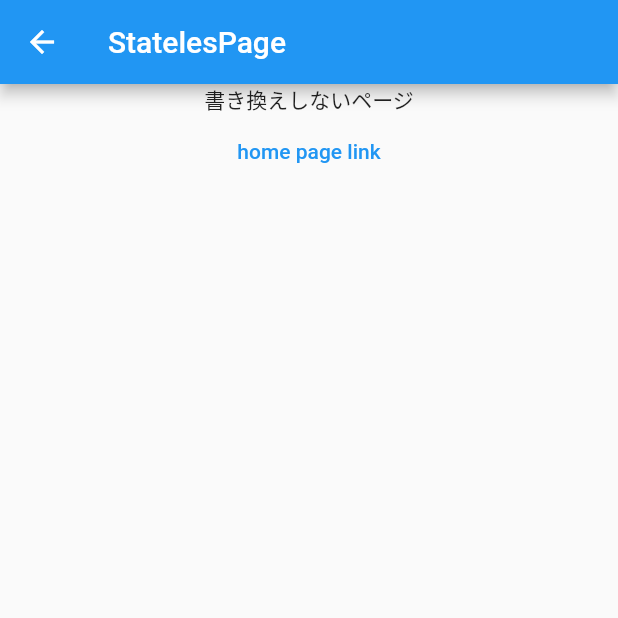
After one commit to duck-falcon/flutter, a Flutter app: the screen it shows after launch, after a tap on "stateless page link", on a phone screen of 412 x 824 dp, the top half of it. The commit adds this screen. Run offline on Flutter 3.47's test engine with Material 2 defaults, Android fonts, the phone set to English and light mode, and no system bars.

Commit message:
page 遷移実装

```diff
--- /dev/null
+++ b/tasks/lib/home.dart
@@ -0,0 +1,94 @@
+import 'package:flutter/material.dart';
+
+class Home extends StatefulWidget {
+  const Home({Key? key, required this.title}) : super(key: key);
+
+  final String title;
+
+  @override
+  State<Home> createState() => _HomeState();
+}
+
+class _HomeState extends State<Home> {
+  int _counter = 0;
+  bool _anivFlag = true;
+
+  void _incrementCounter() {
+    setState(() {
+      _counter++;
+    });
+  }
+
+  @override
+  Widget build(BuildContext context) {
+    return Scaffold(
+      appBar: AppBar(
+        // Here we take the value from the MyHomePage object that was created by
+        // the App.build method, and use it to set our appbar title.
+        title: Text(widget.title),
+      ),
+      drawer: Drawer(
+          child: ListView(children: <Widget>[
+        /* コンテナでヘッダ部分を作る */
+        SwitchListTile(
+          title: const Text('記念日'),
+          value: _anivFlag,
+          onChanged: (bool value) {
+            setState(() {
+              _anivFlag = value;
+            });
+          },
+          secondary: const Icon(Icons.favorite, color: Colors.teal),
+        ),
+        /* SwitichListTileが続く */
+        /* Dividerなど他のものが含まれてもOK */
+      ])),
+      body: Center(
+        // Center is a layout widget. It takes a single child and positions it
+        // in the middle of the parent.
+        child: Column(
+            mainAxisAlignment: MainAxisAlignment.center,
+            children: <Widget>[
+              const Text(
+                'You have pushed the button this many times:',
+              ),
+              Text(
+                '$_counter',
+                style: Theme.of(context).textTheme.headline4,
+              ),
+              const Text("2番目のテキスト"),
+              Row(
+                  mainAxisAlignment: MainAxisAlignment.spaceAround,
+                  children: const [
+                    Icon(
+                      Icons.favorite,
+                      color: Colors.pink,
+                      size: 24.0,
+                    ),
+                    Icon(
+                      Icons.audiotrack,
+                      color: Colors.green,
+                      size: 30.0,
+                    ),
+                    Icon(
+                      Icons.beach_access,
+                      color: Colors.blue,
+                      size: 36.0,
+                    ),
+                  ]),
+              TextButton(
+                child: const Text("stateless page link"),
+                onPressed: () {
+                  Navigator.pushNamed(context, '/stateless');
+                },
+              ),
+            ]),
+      ),
+      floatingActionButton: FloatingActionButton(
+        onPressed: _incrementCounter,
+        tooltip: 'Increment',
+        child: const Icon(Icons.add),
+      ), // This trailing comma makes auto-formatting nicer for build methods.
+    );
+  }
+}
--- a/tasks/lib/main.dart
+++ b/tasks/lib/main.dart
@@ -1,4 +1,6 @@
 import 'package:flutter/material.dart';
+import 'stateless.dart';
+import 'home.dart';
 
 void main() {
   runApp(const MyApp());
@@ -13,9 +15,8 @@ class MyApp extends StatelessWidget {
     return MaterialApp(
       initialRoute: '/home',
       routes: {
-        '/homer': (context) =>
-            const MyHomePage(title: 'Flutter Demo Home Page'),
-        '/stateless': (context) => const StatelesPage(),
+        '/home': (context) => const MyHomePage(title: 'Flutter Demo Home Page'),
+        '/stateless': (context) => const StatelessPage(),
       },
       title: 'Flutter Demo',
       theme: ThemeData(
@@ -23,28 +24,6 @@ class MyApp extends StatelessWidget {
       ),
       home: const MyHomePage(title: 'Flutter Demo Home Page'),
     );
-  }
-}
-
-class StatelesPage extends StatelessWidget {
-  const StatelesPage({Key? key}) : super(key: key);
-
-  @override
-  Widget build(BuildContext context) {
-    return Scaffold(
-        appBar: AppBar(
-          title: const Text("StatelesPage"),
-        ),
-        body: Center(
-            child: Column(children: <Widget>[
-          const Text("書き換えしないページ"),
-          TextButton(
-            child: const Text("home page link"),
-            onPressed: () {
-              Navigator.pushNamed(context, '/home');
-            },
-          )
-        ])));
   }
 }
 
@@ -58,85 +37,41 @@ class MyHomePage extends StatefulWidget {
 }
 
 class _MyHomePageState extends State<MyHomePage> {
-  int _counter = 0;
-  bool _anivFlag = true;
+  late PageController _pageController;
+  int _selectedIndex = 0;
 
-  void _incrementCounter() {
+  // ボトムメニューの遷移先画面, 上から0,1,...
+  final _pages = [
+    const Home(title: 'Flutter Demo Home Page'),
+    const StatelessPage(),
+  ];
+
+  @override
+  void initState() {
+    super.initState();
+    _pageController = PageController(initialPage: _selectedIndex);
+  }
+
+  @override
+  void dispose() {
+    super.dispose();
+    _pageController.dispose();
+  }
+
+  void _onPageChanged(int index) {
     setState(() {
-      _counter++;
+      _selectedIndex = index;
     });
   }
 
   @override
   Widget build(BuildContext context) {
+    //return LoginPage();
+
     return Scaffold(
-      appBar: AppBar(
-        // Here we take the value from the MyHomePage object that was created by
-        // the App.build method, and use it to set our appbar title.
-        title: Text(widget.title),
-      ),
-      drawer: Drawer(
-          child: ListView(children: <Widget>[
-        /* コンテナでヘッダ部分を作る */
-        SwitchListTile(
-          title: const Text('記念日'),
-          value: _anivFlag,
-          onChanged: (bool value) {
-            setState(() {
-              _anivFlag = value;
-            });
-          },
-          secondary: const Icon(Icons.favorite, color: Colors.teal),
-        ),
-        /* SwitichListTileが続く */
-        /* Dividerなど他のものが含まれてもOK */
-      ])),
-      body: Center(
-        // Center is a layout widget. It takes a single child and positions it
-        // in the middle of the parent.
-        child: Column(
-            mainAxisAlignment: MainAxisAlignment.center,
-            children: <Widget>[
-              const Text(
-                'You have pushed the button this many times:',
-              ),
-              Text(
-                '$_counter',
-                style: Theme.of(context).textTheme.headline4,
-              ),
-              const Text("2番目のテキスト"),
-              Row(
-                  mainAxisAlignment: MainAxisAlignment.spaceAround,
-                  children: const [
-                    Icon(
-                      Icons.favorite,
-                      color: Colors.pink,
-                      size: 24.0,
-                    ),
-                    Icon(
-                      Icons.audiotrack,
-                      color: Colors.green,
-                      size: 30.0,
-                    ),
-                    Icon(
-                      Icons.beach_access,
-                      color: Colors.blue,
-                      size: 36.0,
-                    ),
-                  ]),
-              TextButton(
-                child: const Text("stateless page link"),
-                onPressed: () {
-                  Navigator.pushNamed(context, '/stateless');
-                },
-              ),
-            ]),
-      ),
-      floatingActionButton: FloatingActionButton(
-        onPressed: _incrementCounter,
-        tooltip: 'Increment',
-        child: const Icon(Icons.add),
-      ), // This trailing comma makes auto-formatting nicer for build methods.
-    );
+        body: PageView(
+            controller: _pageController,
+            onPageChanged: _onPageChanged,
+            children: _pages));
   }
 }
--- /dev/null
+++ b/tasks/lib/stateless.dart
@@ -0,0 +1,28 @@
+import 'package:flutter/material.dart';
+
+class StatelessPage extends StatefulWidget {
+  const StatelessPage({Key? key}) : super(key: key);
+
+  @override
+  State<StatelessPage> createState() => _StatelessPageState();
+}
+
+class _StatelessPageState extends State<StatelessPage> {
+  @override
+  Widget build(BuildContext context) {
+    return Scaffold(
+        appBar: AppBar(
+          title: const Text("StatelesPage"),
+        ),
+        body: Center(
+            child: Column(children: <Widget>[
+          const Text("書き換えしないページ"),
+          TextButton(
+            child: const Text("home page link"),
+            onPressed: () {
+              Navigator.pushNamed(context, '/home');
+            },
+          )
+        ])));
+  }
+}
```
